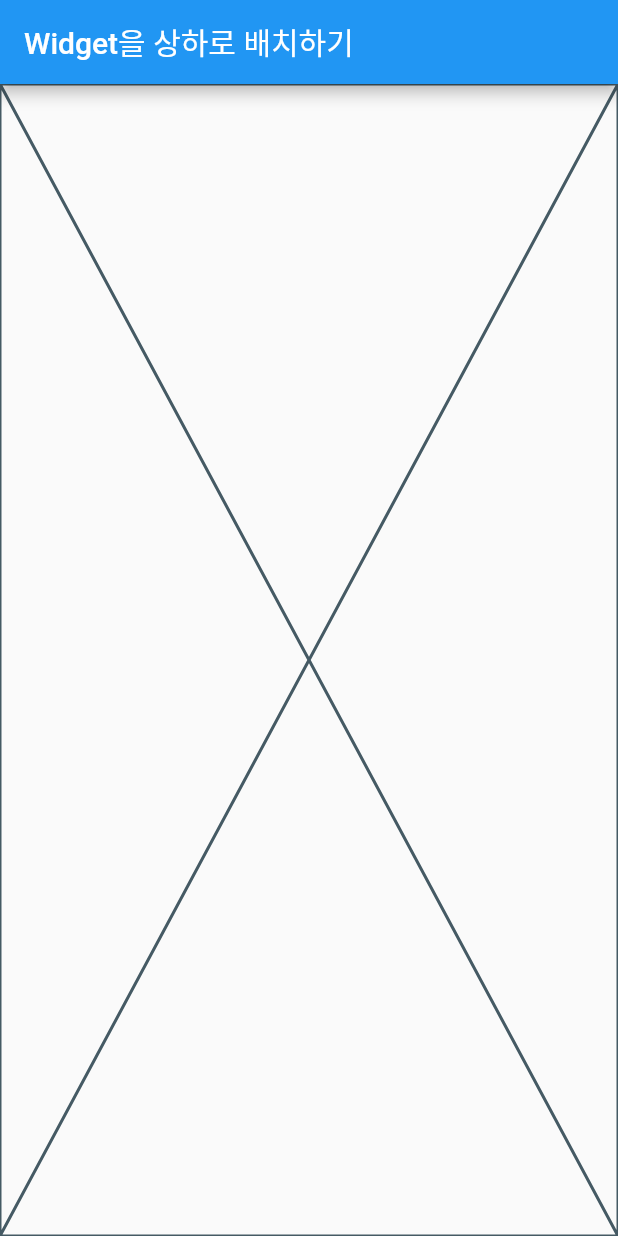
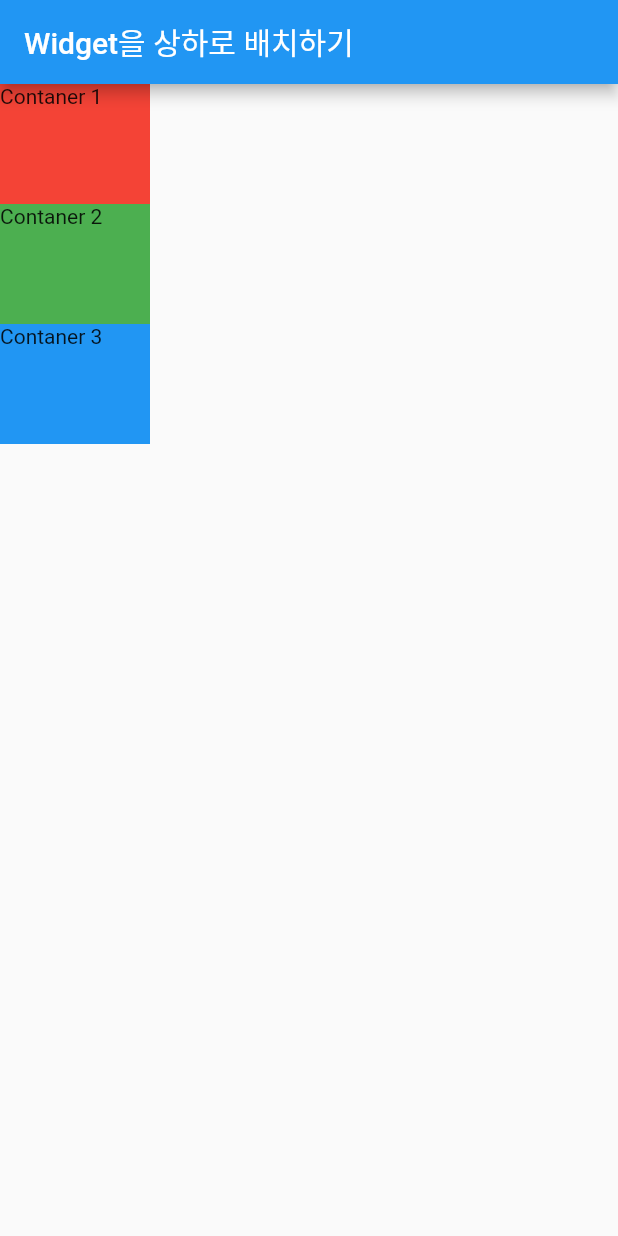
Before and after one commit to khanian/flutter_layout_example, a Flutter app: the screen it shows after launch, on a phone screen of 412 x 824 dp. Run offline on Flutter 3.47's test engine with Material 2 defaults, Android fonts, the phone set to English and light mode, and no system bars.

Commit message:
children test

```diff
--- a/lib/main.dart
+++ b/lib/main.dart
@@ -2,16 +2,14 @@ import 'package:flutter/cupertino.dart';
 import 'package:flutter/material.dart';
 
 void main() {
-  runApp(
-    MaterialApp(
-      home: Scaffold(
-        appBar: AppBar(
-          title: Text('Widget을 상하로 배치하기'),
-        ),
-        body: Body(),
+  runApp(MaterialApp(
+    home: Scaffold(
+      appBar: AppBar(
+        title: Text('Widget을 상하로 배치하기'),
       ),
-    )
-  );
+      body: Body(),
+    ),
+  ));
 }
 
 class Body extends StatelessWidget {
@@ -19,6 +17,28 @@ class Body extends StatelessWidget {
 
   @override
   Widget build(BuildContext context) {
-    return const Placeholder();
+    // return const Placeholder();
+    return Column(
+      children: [
+        Container(
+          width: 100,
+          height: 80,
+          color: Colors.red,
+          child: Text('Contaner 1'),
+        ),
+        Container(
+          width: 100,
+          height: 80,
+          color: Colors.green,
+          child: Text('Contaner 2'),
+        ),
+        Container(
+          width: 100,
+          height: 80,
+          color: Colors.blue,
+          child: Text('Contaner 3'),
+        ),
+      ],
+    );
   }
 }
```
